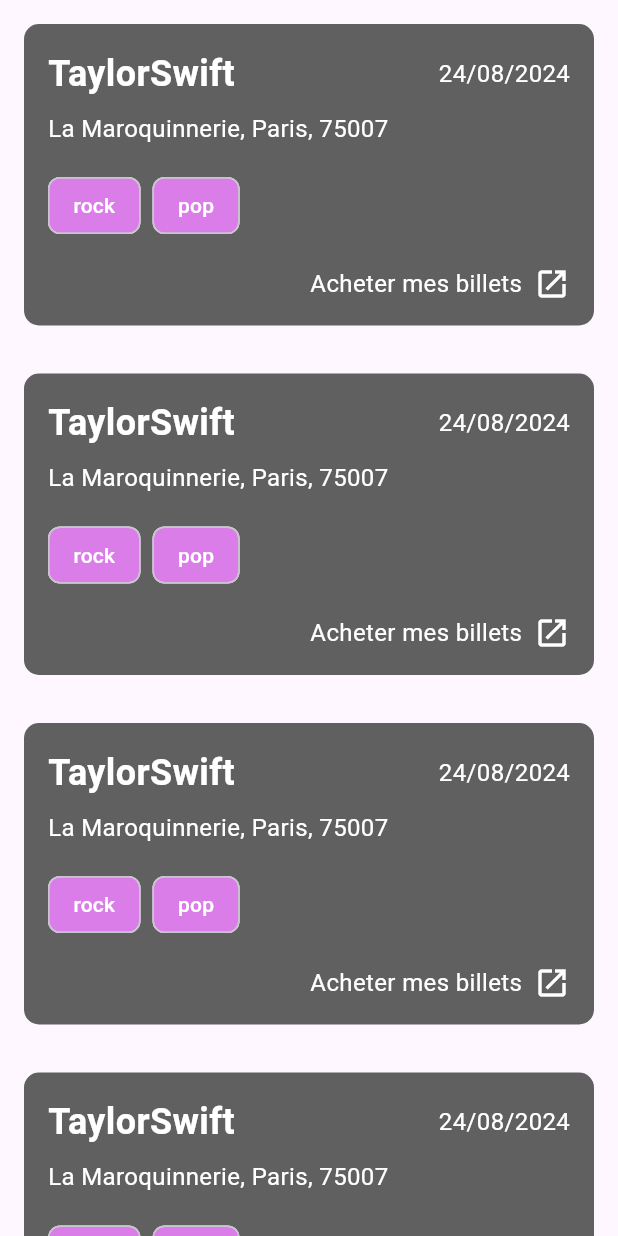
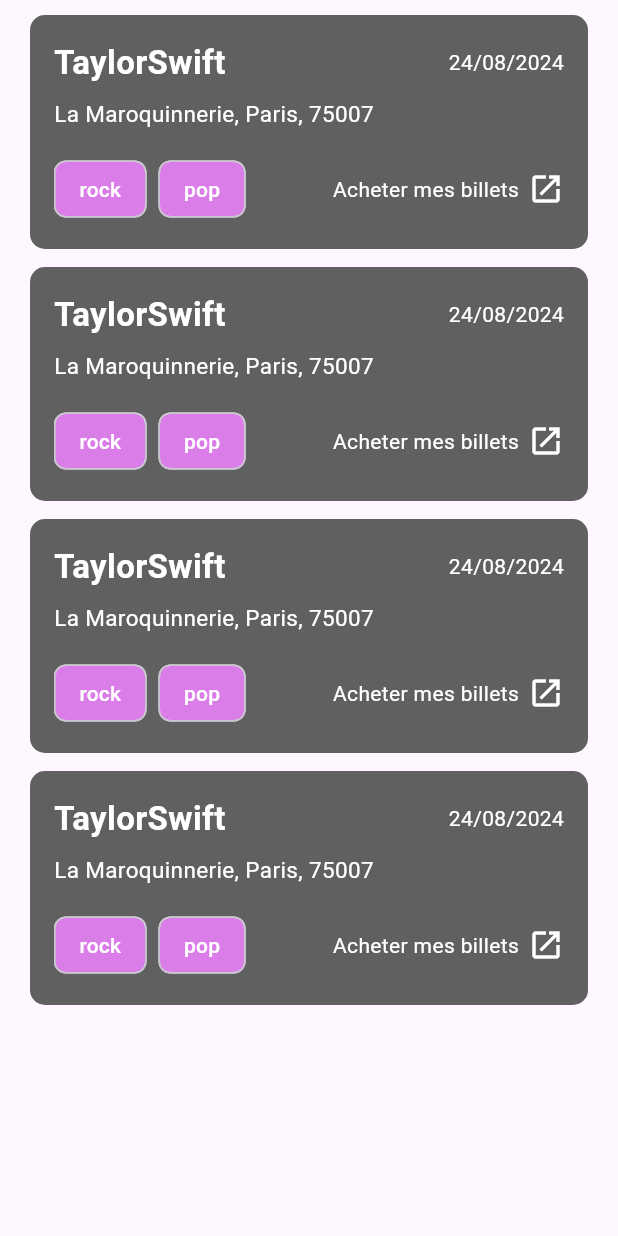
Before and after one commit to SarahOtmane/SpotifyTest, a Flutter app: the ConcertsScreen screen opened directly, on a phone screen of 412 x 824 dp. Run offline on Flutter 3.47's test engine with Material 3 defaults, Android fonts, the phone set to English and light mode, and no system bars; our stand-ins replace flutter_dotenv, font_awesome_flutter; network calls fail.

Commit message:
update des margin

```diff
--- a/lib/components/artistCard.dart
+++ b/lib/components/artistCard.dart
@@ -17,7 +17,7 @@ class ArtistCard extends StatelessWidget {
   @override
   Widget build(BuildContext context) {
     return Container(
-      margin: EdgeInsets.all(16), // Ajout de la marge ici
+      margin: EdgeInsets.only(top: 10.0, left: 20.0, right: 20.0, bottom: 2.0),
       decoration: BoxDecoration(
         color: AppColors.grey,
         borderRadius: BorderRadius.circular(10),
--- a/lib/components/artistConcertCard.dart
+++ b/lib/components/artistConcertCard.dart
@@ -21,7 +21,7 @@ class ArtistConcertCard extends StatelessWidget {
   @override
   Widget build(BuildContext context) {
     return Container(
-      margin: EdgeInsets.all(16),
+      margin: EdgeInsets.only(top: 10.0, left: 20.0, right: 20.0, bottom: 2.0),
       decoration: BoxDecoration(
         color: AppColors.grey,
         borderRadius: BorderRadius.circular(10),
@@ -37,7 +37,7 @@ class ArtistConcertCard extends StatelessWidget {
                 concertName,
                 style: TextStyle(
                   color: Colors.white,
-                  fontSize: 24,
+                  fontSize: 22,
                   fontWeight: FontWeight.bold,
                 ),
               ),
@@ -45,7 +45,7 @@ class ArtistConcertCard extends StatelessWidget {
                 date,
                 style: TextStyle(
                   color: Colors.white,
-                  fontSize: 16,
+                  fontSize: 14,
                 ),
               ),
             ],
@@ -55,10 +55,13 @@ class ArtistConcertCard extends StatelessWidget {
             lieux,
             style: TextStyle(
               color: Colors.white,
-              fontSize: 16,
+              fontSize: 15,
             ),
           ),
           SizedBox(height: 16),
+          Row(
+            mainAxisAlignment: MainAxisAlignment.spaceBetween,
+            children: [
               Row(
                 children: genres.map((genre) => Padding(
                   padding: const EdgeInsets.only(right: 8),
@@ -69,10 +72,6 @@ class ArtistConcertCard extends StatelessWidget {
                   ),
                 )).toList(),
               ),
-          SizedBox(height: 16),
-          Row(
-            mainAxisAlignment: MainAxisAlignment.end,
-            children: [
               GestureDetector(
                 onTap: onTap,
                 child: Row(
@@ -81,10 +80,10 @@ class ArtistConcertCard extends StatelessWidget {
                       'Acheter mes billets',
                       style: TextStyle(
                         color: Colors.white,
-                        fontSize: 16,
+                        fontSize: 14,
                       ),
                     ),
-                    SizedBox(width: 8),
+                    SizedBox(width: 6),
                     Icon(
                       Icons.open_in_new,
                       color: Colors.white,
```
Lines whose indentation alone changed are shown as unchanged.
